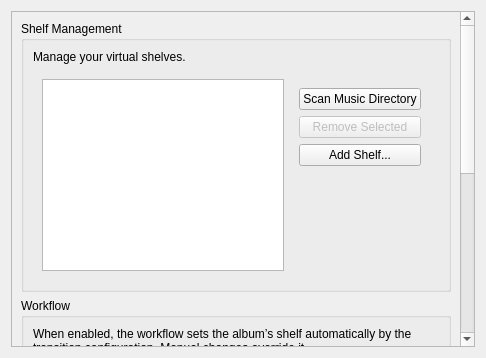
This is shelves/shelves_config.ui in nrth3rnlb/picard-plugin-shelves as Qt 5 draws it before an edit. The edited form follows.
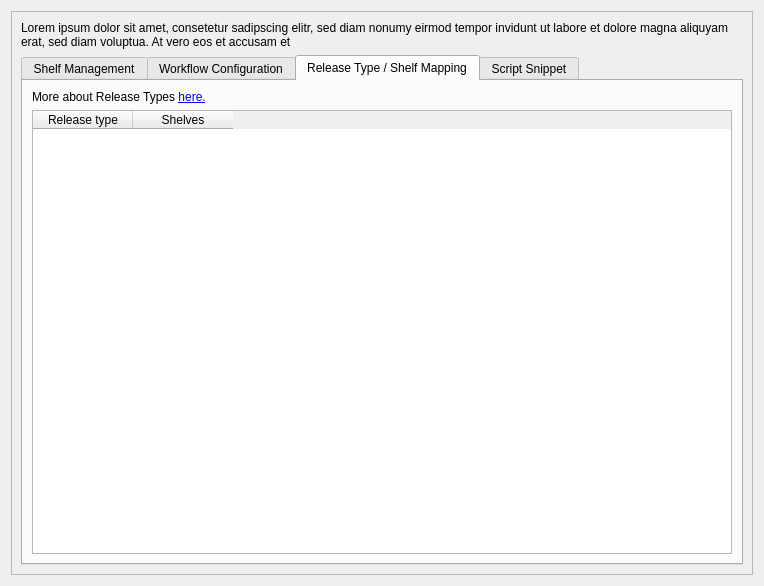
This is the edited form.

Commit message: feat: Enhance release type management with primary and secondary release types

```diff
--- a/shelves/shelves_config.ui
+++ b/shelves/shelves_config.ui
@@ -2,6 +2,14 @@
 <ui version="4.0">
  <class>ShelvesConfigPage</class>
  <widget class="QWidget" name="ShelvesConfigPage">
+  <property name="geometry">
+   <rect>
+    <x>0</x>
+    <y>0</y>
+    <width>764</width>
+    <height>586</height>
+   </rect>
+  </property>
   <property name="windowTitle">
    <string>Shelves Configuration</string>
   </property>
@@ -12,20 +20,48 @@
       <bool>true</bool>
      </property>
      <widget class="QWidget" name="scrollAreaWidgetContents">
+      <property name="geometry">
+       <rect>
+        <x>0</x>
+        <y>0</y>
+        <width>744</width>
+        <height>566</height>
+       </rect>
+      </property>
       <layout class="QVBoxLayout" name="verticalLayout">
-       <item alignment="Qt::AlignTop">
-        <widget class="QGroupBox" name="shelves_group">
+       <item>
+        <widget class="QLabel" name="label">
+         <property name="text">
+          <string>Lorem ipsum dolor sit amet, consetetur sadipscing elitr, sed diam nonumy eirmod tempor invidunt ut labore et dolore magna aliquyam erat, sed diam voluptua. At vero eos et accusam et</string>
+         </property>
+         <property name="wordWrap">
+          <bool>true</bool>
+         </property>
+         <property name="margin">
+          <number>10</number>
+         </property>
+         <property name="textInteractionFlags">
+          <set>Qt::LinksAccessibleByKeyboard|Qt::LinksAccessibleByMouse|Qt::TextBrowserInteraction|Qt::TextSelectableByKeyboard|Qt::TextSelectableByMouse</set>
+         </property>
+        </widget>
+       </item>
+       <item>
+        <widget class="QTabWidget" name="tabWidget">
          <property name="sizePolicy">
-          <sizepolicy hsizetype="Preferred" vsizetype="Preferred">
+          <sizepolicy hsizetype="Expanding" vsizetype="Expanding">
            <horstretch>0</horstretch>
            <verstretch>0</verstretch>
           </sizepolicy>
          </property>
-         <property name="title">
+         <property name="currentIndex">
+          <number>2</number>
+         </property>
+         <widget class="QWidget" name="tab_4">
+          <attribute name="title">
           <string>Shelf Management</string>
-         </property>
-         <layout class="QVBoxLayout" name="verticalLayout_2">
-          <item>
+          </attribute>
+          <layout class="QVBoxLayout" name="verticalLayout_3">
+           <item alignment="Qt::AlignTop">
            <widget class="QLabel" name="shelves_description">
             <property name="text">
              <string>Manage your virtual shelves.</string>
@@ -37,6 +73,12 @@
           </item>
           <item>
            <widget class="QWidget" name="widget" native="true">
+             <property name="sizePolicy">
+              <sizepolicy hsizetype="Preferred" vsizetype="Expanding">
+               <horstretch>0</horstretch>
+               <verstretch>0</verstretch>
+              </sizepolicy>
+             </property>
             <layout class="QHBoxLayout" name="horizontalLayout">
              <item>
               <widget class="QListWidget" name="shelf_list">
@@ -60,7 +102,7 @@
                </property>
               </widget>
              </item>
-             <item alignment="Qt::AlignRight|Qt::AlignTop">
+              <item>
               <widget class="QWidget" name="widget_2" native="true">
                <property name="sizePolicy">
                 <sizepolicy hsizetype="Preferred" vsizetype="Preferred">
@@ -69,6 +111,19 @@
                 </sizepolicy>
                </property>
                <layout class="QVBoxLayout" name="verticalLayout_6">
+                 <item>
+                  <spacer name="verticalSpacer_2">
+                   <property name="orientation">
+                    <enum>Qt::Vertical</enum>
+                   </property>
+                   <property name="sizeHint" stdset="0">
+                    <size>
+                     <width>20</width>
+                     <height>40</height>
+                    </size>
+                   </property>
+                  </spacer>
+                 </item>
                 <item>
                  <widget class="QPushButton" name="b_scan_4_shelves">
                   <property name="toolTip">
@@ -104,20 +159,12 @@
           </item>
          </layout>
         </widget>
-       </item>
+         <widget class="QWidget" name="tab_2">
+          <attribute name="title">
+           <string>Workflow Configuration</string>
+          </attribute>
+          <layout class="QVBoxLayout" name="verticalLayout_8">
        <item alignment="Qt::AlignTop">
-        <widget class="QGroupBox" name="workflow_group">
-         <property name="sizePolicy">
-          <sizepolicy hsizetype="Preferred" vsizetype="Preferred">
-           <horstretch>0</horstretch>
-           <verstretch>0</verstretch>
-          </sizepolicy>
-         </property>
-         <property name="title">
-          <string>Workflow</string>
-         </property>
-         <layout class="QVBoxLayout" name="verticalLayout_4">
-          <item>
            <widget class="QLabel" name="l_workflow_description">
             <property name="text">
              <string>When enabled, the workflow sets the album’s shelf automatically by the transition configuration. Manual changes override it.</string>
@@ -186,22 +233,67 @@
             </layout>
            </widget>
           </item>
-         </layout>
-        </widget>
-       </item>
-       <item alignment="Qt::AlignTop">
-        <widget class="QGroupBox" name="naming_script">
-         <property name="maximumSize">
+           <item>
+            <spacer name="verticalSpacer">
+             <property name="orientation">
+              <enum>Qt::Vertical</enum>
+             </property>
+             <property name="sizeHint" stdset="0">
           <size>
-           <width>16777215</width>
-           <height>230</height>
-          </size>
-         </property>
-         <property name="title">
-          <string>Naming Script</string>
-         </property>
-         <layout class="QVBoxLayout" name="verticalLayout_3">
+               <width>20</width>
+               <height>40</height>
+              </size>
+             </property>
+            </spacer>
+           </item>
+          </layout>
+         </widget>
+         <widget class="QWidget" name="tab">
+          <attribute name="title">
+           <string>Release Type / Shelf Mapping</string>
+          </attribute>
+          <layout class="QVBoxLayout" name="verticalLayout_7">
+           <item>
+            <widget class="QLabel" name="label_2">
+             <property name="text">
+              <string>&lt;html&gt;&lt;head/&gt;&lt;body&gt;&lt;p&gt;More about Release Types &lt;a href=&quot;https://musicbrainz.org/doc/Release_Group/Type&quot;&gt;&lt;span style=&quot; text-decoration: underline; color:#0000ff;&quot;&gt;here.&lt;/span&gt;&lt;/a&gt;&lt;/p&gt;&lt;/body&gt;&lt;/html&gt;</string>
+             </property>
+            </widget>
+           </item>
           <item>
+            <widget class="QTableWidget" name="releasetype_shelf_mapping_table">
+             <property name="alternatingRowColors">
+              <bool>true</bool>
+             </property>
+             <property name="horizontalScrollMode">
+              <enum>QAbstractItemView::ScrollPerPixel</enum>
+             </property>
+             <property name="sortingEnabled">
+              <bool>true</bool>
+             </property>
+             <attribute name="horizontalHeaderMinimumSectionSize">
+              <number>100</number>
+             </attribute>
+             <column>
+              <property name="text">
+               <string>Release type</string>
+              </property>
+             </column>
+             <column>
+              <property name="text">
+               <string>Shelves</string>
+              </property>
+             </column>
+            </widget>
+           </item>
+          </layout>
+         </widget>
+         <widget class="QWidget" name="tab_snippet">
+          <attribute name="title">
+           <string>Script Snippet</string>
+          </attribute>
+          <layout class="QVBoxLayout" name="verticalLayout_4">
+           <item alignment="Qt::AlignTop">
            <widget class="QLabel" name="l_script_info">
             <property name="text">
              <string>Use the following code in your file naming script to use the shelves.</string>
@@ -231,6 +323,7 @@
            </widget>
           </item>
          </layout>
+         </widget>
         </widget>
        </item>
       </layout>
```
Left out of the diff: 2 changed lines with no effect on the pictures. Lines whose indentation alone changed are shown as unchanged. The commit also changes 2 other files.
